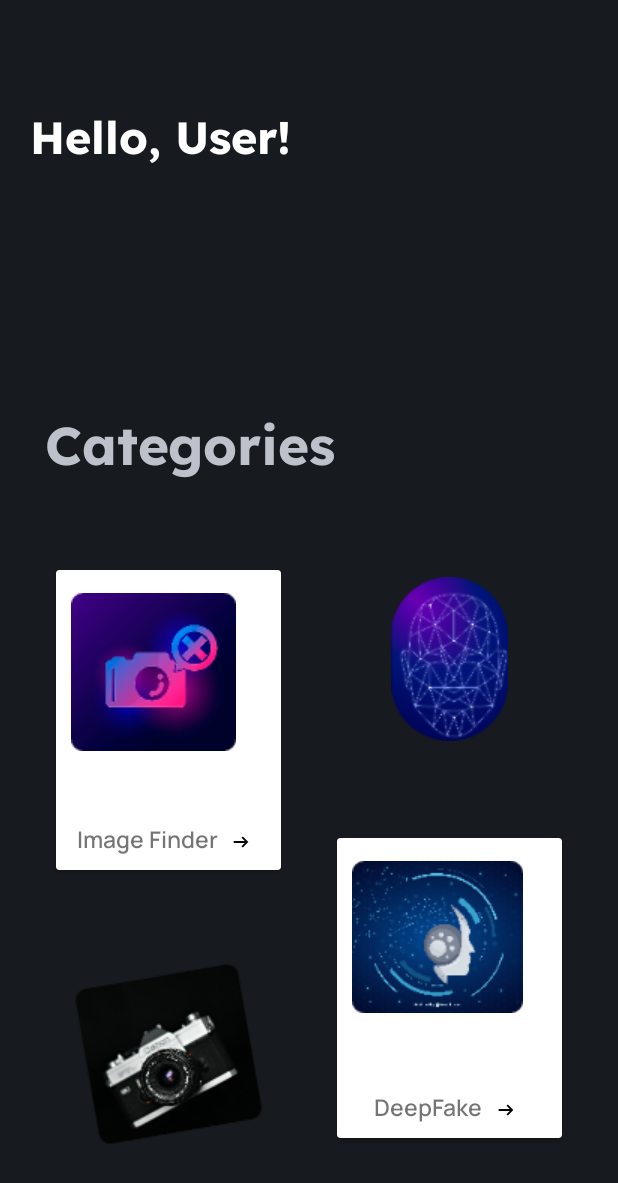
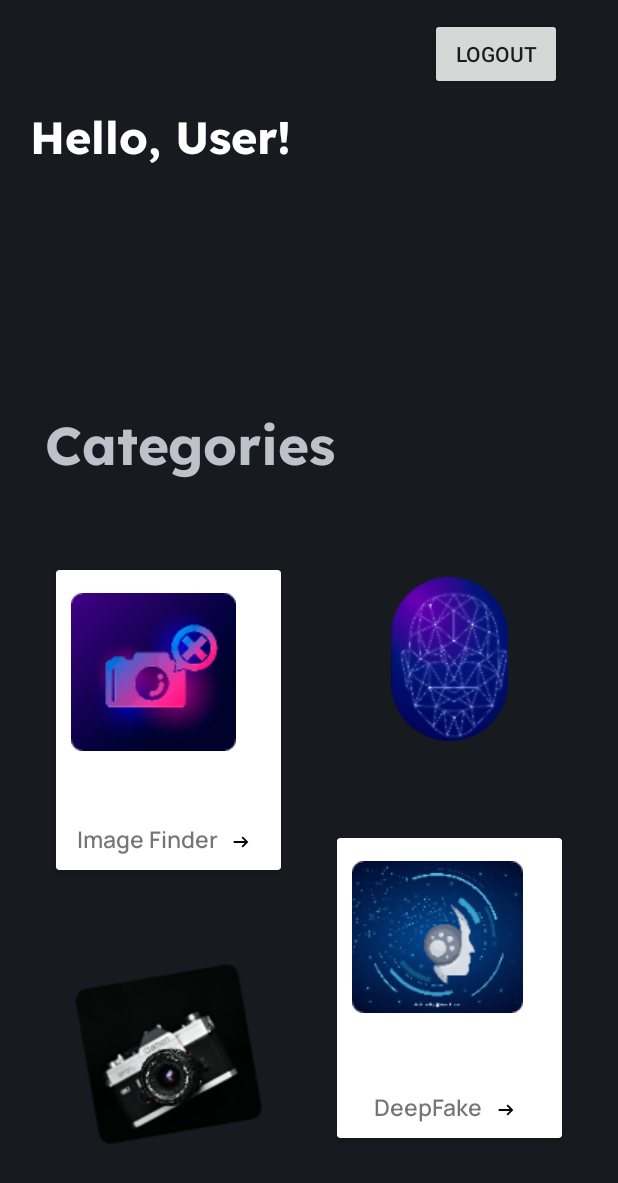
Before and after one commit to Agrim2112/Argus, an Android app: the CategorySelectionActivity screen opened directly, with no data from a screen before it, on a phone screen of 412 x 824 dp. Shown: the top 1183 px of the screen. Run offline under Robolectric (Android 15) with nearby library versions, the light colour scheme and no system bars; libraries missing offline, so code that uses them is left out: com.auth0.android; pictures from the network do not load; 1 statement that could not run was skipped.

Commit message:
auth0 integrated

```diff
--- a/app/src/main/java/com/example/imagefinder/ui/CategorySelectionActivity.kt
+++ b/app/src/main/java/com/example/imagefinder/ui/CategorySelectionActivity.kt
@@ -4,16 +4,27 @@ import android.content.Intent
 import android.os.Bundle
 import android.util.Log
 import androidx.appcompat.app.AppCompatActivity
+import com.auth0.android.Auth0
+import com.auth0.android.authentication.AuthenticationException
+import com.auth0.android.callback.Callback
+import com.auth0.android.provider.WebAuthProvider
 import com.bumptech.glide.Glide
+import com.example.imagefinder.R
 import com.example.imagefinder.databinding.ActivityCategorySelectionBinding
 
 class CategorySelectionActivity : AppCompatActivity() {
     private var binding: ActivityCategorySelectionBinding? = null
-
+    private lateinit var account: Auth0
     override fun onCreate(savedInstanceState: Bundle?) {
         super.onCreate(savedInstanceState)
         binding = ActivityCategorySelectionBinding.inflate(layoutInflater)
         setContentView(binding?.root)
+
+        // Initialize Auth0
+        account = Auth0(
+            getString(R.string.com_auth0_client_id),
+            getString(R.string.com_auth0_domain)
+        )
 
         val sharedPreferences = getSharedPreferences("MySharedPref", MODE_PRIVATE)
         val name = sharedPreferences.getString("name", "User")
@@ -41,5 +52,27 @@ class CategorySelectionActivity : AppCompatActivity() {
             val intent = Intent(this,DeepfakeActivity::class.java)
             startActivity(intent)
         }
+
+        binding?.logout?.setOnClickListener {
+            logout(account = account)
+        }
     }
+
+    private fun logout(account: Auth0) {
+        WebAuthProvider.logout(account)
+            .withScheme("demo")
+            .start(this, object: Callback<Void?, AuthenticationException> {
+                override fun onSuccess(payload: Void?) {
+                    // The user has been logged out!
+                    val intent = Intent(this@CategorySelectionActivity, SignUpActivity::class.java)
+                    startActivity(intent)
+                    finish()
+                }
+
+                override fun onFailure(error: AuthenticationException) {
+                    // Something went wrong!
+                }
+            })
+    }
+
 }
--- a/app/src/main/res/layout/activity_category_selection.xml
+++ b/app/src/main/res/layout/activity_category_selection.xml
@@ -158,4 +158,15 @@
         app:layout_constraintStart_toEndOf="@+id/cardView1"
         app:layout_constraintTop_toBottomOf="@+id/categoryTextView" />
 
+    <Button
+        android:id="@+id/logout"
+        android:layout_width="wrap_content"
+        android:layout_height="wrap_content"
+        android:layout_marginTop="12dp"
+        android:text="Logout"
+        app:layout_constraintEnd_toEndOf="parent"
+        app:layout_constraintHorizontal_bias="0.859"
+        app:layout_constraintStart_toEndOf="@+id/profileView"
+        app:layout_constraintTop_toTopOf="parent" />
+
 </androidx.constraintlayout.widget.ConstraintLayout>
```
Also changed, not shown: app/src/main/java/com/example/imagefinder/ui/SignUpActivity.kt (+16 -13 lines).
